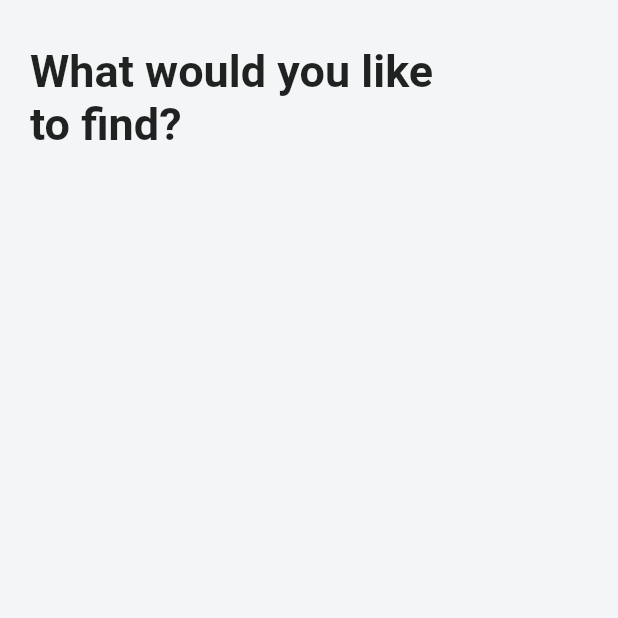
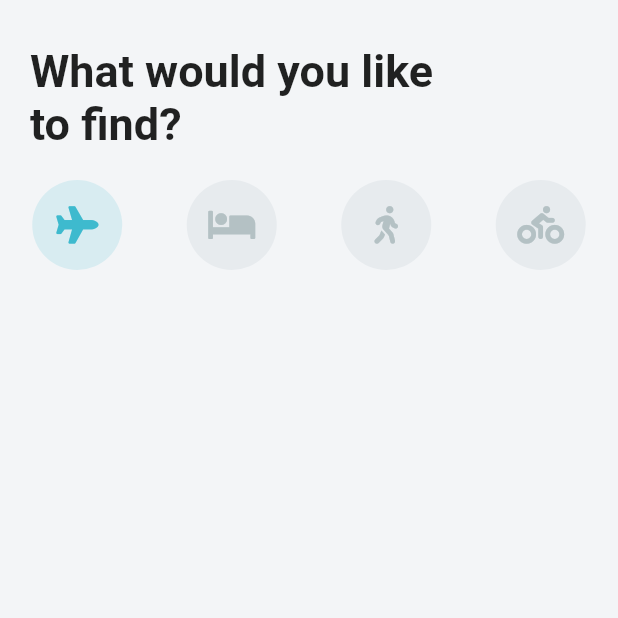
Before and after one commit to abdelrahman-osama793/TravCo, a Flutter app: the HomeScreen screen opened directly, on a phone screen of 412 x 824 dp, the top half of it. Run offline on Flutter 3.47's test engine with Material 2 defaults, Android fonts, the phone set to English and light mode, and no system bars; our stand-ins replace font_awesome_flutter, get; statements that could not run were skipped.

Commit message:
UI V2.0
Selectable icons raw

```diff
--- a/travco/lib/main.dart
+++ b/travco/lib/main.dart
@@ -1,14 +1,14 @@
 import 'package:flutter/material.dart';
+import 'package:get/get.dart';
 import 'package:travco/screens/home_screen.dart';
 
 void main() => runApp(MyApp());
 
 class MyApp extends StatelessWidget {
-  // This widget is the root of your application.
   @override
   Widget build(BuildContext context) {
-    return MaterialApp(
-      title: 'Flutter Travel UI',
+    return GetMaterialApp(
+      title: 'TravCo',
       debugShowCheckedModeBanner: false,
       theme: ThemeData(
         primaryColor: Color(0xFF3EBACE),
--- a/travco/lib/screens/home_screen.dart
+++ /dev/null
@@ -1,40 +0,0 @@
-import 'package:flutter/material.dart';
-import 'package:font_awesome_flutter/font_awesome_flutter.dart';
-
-class HomeScreen extends StatefulWidget {
-  @override
-  _HomeScreenState createState() => _HomeScreenState();
-}
-
-class _HomeScreenState extends State<HomeScreen> {
-
-  List<IconData> _icons= [
-    FontAwesomeIcons.plane,
-    FontAwesomeIcons.bed,
-    FontAwesomeIcons.walking,
-    FontAwesomeIcons.biking,
-  ];
-
-  @override
-  Widget build(BuildContext context) {
-    return Scaffold(
-      body: SafeArea(
-        child: ListView(
-          padding: EdgeInsets.symmetric(vertical: 30.0),
-          children: [
-            Padding(
-              padding: EdgeInsets.only(left: 20.0, right: 120.0),
-              child: Text(
-                'What would you like to find?',
-                style: TextStyle(
-                  fontSize: 30.0,
-                  fontWeight: FontWeight.bold,
-                ),
-              ),
-            ),
-          ],
-        ),
-      ),
-    );
-  }
-}
--- /dev/null
+++ b/travco/lib/view/home_screen.dart
@@ -0,0 +1,72 @@
+import 'package:flutter/material.dart';
+import 'package:font_awesome_flutter/font_awesome_flutter.dart';
+
+class HomeScreen extends StatefulWidget {
+  @override
+  _HomeScreenState createState() => _HomeScreenState();
+}
+
+class _HomeScreenState extends State<HomeScreen> {
+  int _selectedButtonIndex = 0;
+  List<IconData> _icons = [
+    FontAwesomeIcons.plane,
+    FontAwesomeIcons.bed,
+    FontAwesomeIcons.walking,
+    FontAwesomeIcons.biking,
+  ];
+
+  Widget _buildIcon(int index) {
+    return GestureDetector(
+      onTap: () {
+        setState(() {
+          _selectedButtonIndex = index;
+        });
+      },
+      child: Container(
+        height: 60.0,
+        width: 60.0,
+        decoration: BoxDecoration(
+          color: _selectedButtonIndex == index ? Theme.of(context).accentColor : Color(0xffe7ebee),
+          borderRadius: BorderRadius.circular(30.0),
+        ),
+        child: Icon(
+          _icons[index],
+          size: 25.0,
+          color:  _selectedButtonIndex == index ? Theme.of(context).primaryColor : Color(0xffb4c1c4),
+        ),
+      ),
+    );
+  }
+
+  @override
+  Widget build(BuildContext context) {
+    return Scaffold(
+      body: SafeArea(
+        child: ListView(
+          padding: EdgeInsets.symmetric(vertical: 30.0),
+          children: [
+            Padding(
+              padding: EdgeInsets.only(left: 20.0, right: 120.0),
+              child: Text(
+                'What would you like to find?',
+                style: TextStyle(
+                  fontSize: 30.0,
+                  fontWeight: FontWeight.bold,
+                ),
+              ),
+            ),
+            SizedBox(
+              height: 20.0,
+            ),
+            Row(
+              mainAxisAlignment: MainAxisAlignment.spaceAround,
+              children: _icons.asMap().entries.map(
+                    (MapEntry map) => _buildIcon(map.key),
+                  ).toList(),
+            ),
+          ],
+        ),
+      ),
+    );
+  }
+}
```
Also changed, not shown: travco/pubspec.yaml (+3 -14 lines), travco/assets/images/onboarding_images/booking.svg (added), travco/assets/images/onboarding_images/destinations.svg (added), travco/assets/images/onboarding_images/travel_plans.svg (added), travco/assets/images/onboarding_images/travel_together.svg (added), travco/assets/images/travel_plans.png (added), travco/pubspec.lock, 1 other file.
